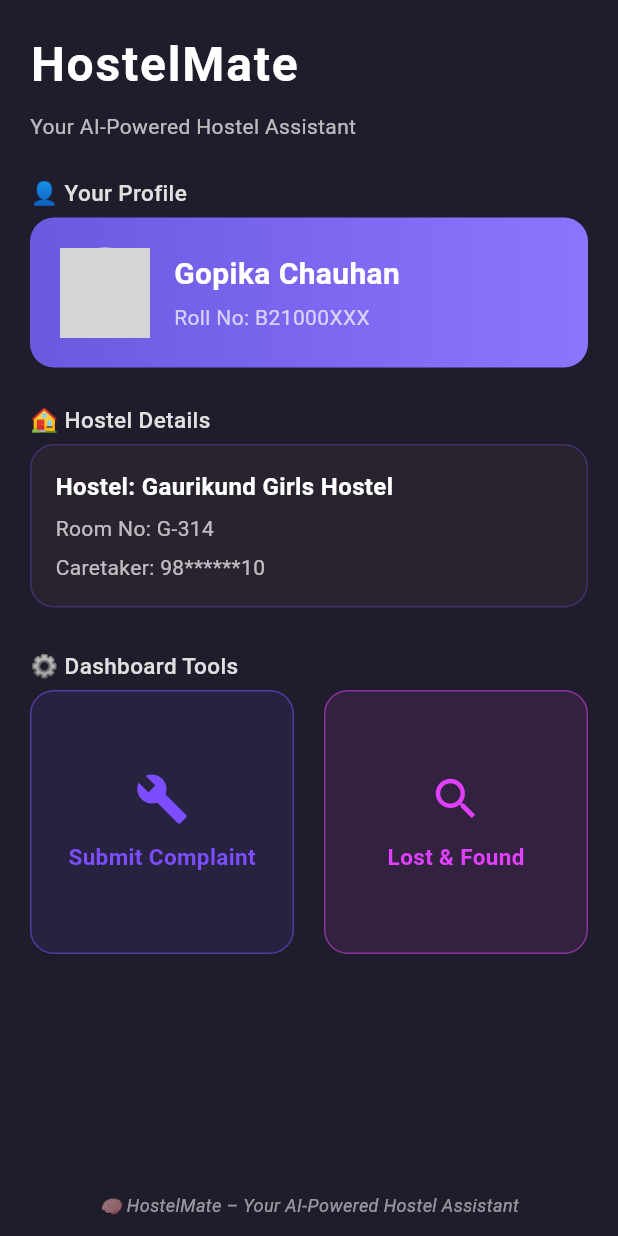
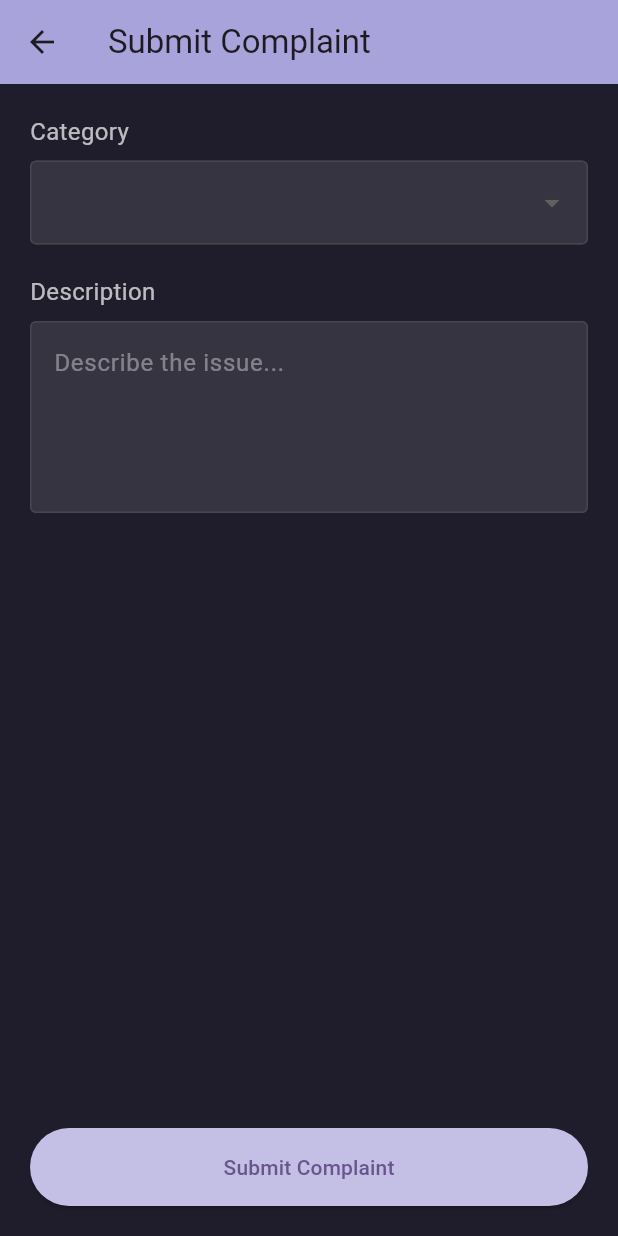
Before and after one commit to Cephei18/HostelMate-App, a Flutter app: the screen it shows after launch, after a tap on "Submit Complaint", on a phone screen of 412 x 824 dp. Run offline on Flutter 3.47's test engine with Material 3 defaults, Android fonts, the phone set to English and light mode, and no system bars; grey boxes are pictures that could not be loaded.

Commit message:
Update section

```diff
--- a/lib/complaint_screen.dart
+++ b/lib/complaint_screen.dart
@@ -0,0 +1,100 @@
+import 'package:flutter/material.dart';
+
+class ComplaintScreen extends StatefulWidget {
+  const ComplaintScreen({super.key});
+
+  @override
+  State<ComplaintScreen> createState() => _ComplaintScreenState();
+}
+
+class _ComplaintScreenState extends State<ComplaintScreen> {
+  String? selectedCategory;
+  final TextEditingController descriptionController = TextEditingController();
+
+  final List<String> categories = [
+    'Electrical',
+    'Plumbing',
+    'Furniture',
+    'Wi-Fi',
+    'Cleaning',
+    'Others',
+  ];
+
+  @override
+  Widget build(BuildContext context) {
+    return Scaffold(
+      appBar: AppBar(
+        title: const Text('Submit Complaint'),
+        backgroundColor: const Color.fromARGB(255, 169, 163, 219),
+      ),
+      backgroundColor: const Color(0xFF1F1D2B),
+      body: Padding(
+        padding: const EdgeInsets.all(20.0),
+        child: Column(
+          crossAxisAlignment: CrossAxisAlignment.start,
+          children: [
+            const Text(
+              'Category',
+              style: TextStyle(color: Colors.white70, fontSize: 16),
+            ),
+            const SizedBox(height: 8),
+            DropdownButtonFormField<String>(
+              dropdownColor: Colors.grey[850],
+              value: selectedCategory,
+              decoration: const InputDecoration(
+                filled: true,
+                fillColor: Colors.white10,
+                border: OutlineInputBorder(),
+              ),
+              items: categories.map((String category) {
+                return DropdownMenuItem<String>(
+                  value: category,
+                  child: Text(category, style: const TextStyle(color: Colors.white)),
+                );
+              }).toList(),
+              onChanged: (String? value) {
+                setState(() {
+                  selectedCategory = value;
+                });
+              },
+            ),
+            const SizedBox(height: 20),
+            const Text(
+              'Description',
+              style: TextStyle(color: Colors.white70, fontSize: 16),
+            ),
+            const SizedBox(height: 8),
+            TextField(
+              controller: descriptionController,
+              maxLines: 4,
+              style: const TextStyle(color: Colors.white),
+              decoration: const InputDecoration(
+                filled: true,
+                fillColor: Colors.white10,
+                border: OutlineInputBorder(),
+                hintText: 'Describe the issue...',
+                hintStyle: TextStyle(color: Colors.white38),
+              ),
+            ),
+            const Spacer(),
+            SizedBox(
+              width: double.infinity,
+              child: ElevatedButton(
+                style: ElevatedButton.styleFrom(
+                  backgroundColor: const Color.fromARGB(255, 196, 191, 228),
+                  padding: const EdgeInsets.symmetric(vertical: 16),
+                ),
+                onPressed: () {
+                  // TODO: Handle submit
+                  print('Category: $selectedCategory');
+                  print('Description: ${descriptionController.text}');
+                },
+                child: const Text('Submit Complaint'),
+              ),
+            ),
+          ],
+        ),
+      ),
+    );
+  }
+}
--- a/lib/home_screen.dart
+++ b/lib/home_screen.dart
@@ -1,4 +1,6 @@
 import 'package:flutter/material.dart';
+import 'complaint_screen.dart';
+import 'track_complaints_screen.dart';
 
 class HomeScreen extends StatelessWidget {
   const HomeScreen({super.key});
@@ -28,10 +30,7 @@ class HomeScreen extends StatelessWidget {
               padding: EdgeInsets.symmetric(horizontal: 20.0),
               child: Text(
                 'Your AI-Powered Hostel Assistant',
-                style: TextStyle(
-                  fontSize: 14,
-                  color: Colors.white70,
-                ),
+                style: TextStyle(fontSize: 14, color: Colors.white70),
               ),
             ),
 
@@ -66,7 +65,12 @@ class HomeScreen extends StatelessWidget {
                       label: 'Submit Complaint',
                       color: Colors.deepPurpleAccent,
                       onTap: () {
-                        // navigation
+                        Navigator.push(
+                          context,
+                          MaterialPageRoute(
+                            builder: (context) => const ComplaintScreen(),
+                          ),
+                        );
                       },
                     ),
                     _DashboardTile(
@@ -75,6 +79,19 @@ class HomeScreen extends StatelessWidget {
                       color: Colors.purpleAccent,
                       onTap: () {
                         // navigation
+                      },
+                    ),
+                    _DashboardTile(
+                      icon: Icons.receipt_long,
+                      label: 'Track Complaints',
+                      color: Colors.lightBlueAccent,
+                      onTap: () {
+                        Navigator.push(
+                          context,
+                          MaterialPageRoute(
+                            builder: (context) => const TrackComplaintsScreen(),
+                          ),
+                        );
                       },
                     ),
                   ],
@@ -95,7 +112,7 @@ class HomeScreen extends StatelessWidget {
                   ),
                 ),
               ),
-            )
+            ),
           ],
         ),
       ),
@@ -136,13 +153,10 @@ class HomeScreen extends StatelessWidget {
                 SizedBox(height: 4),
                 Text(
                   'Roll No: B21000XXX',
-                  style: TextStyle(
-                    fontSize: 14,
-                    color: Colors.white70,
-                  ),
+                  style: TextStyle(fontSize: 14, color: Colors.white70),
                 ),
               ],
-            )
+            ),
           ],
         ),
       ),
@@ -155,6 +169,7 @@ class HomeScreen extends StatelessWidget {
       padding: const EdgeInsets.symmetric(horizontal: 20.0),
       child: Container(
         decoration: BoxDecoration(
+          // ignore: deprecated_member_use
           border: Border.all(color: Colors.deepPurpleAccent.withOpacity(0.3)),
           borderRadius: BorderRadius.circular(16),
           color: const Color.fromARGB(26, 132, 83, 83),
@@ -173,10 +188,7 @@ class HomeScreen extends StatelessWidget {
               ),
             ),
             SizedBox(height: 6),
-            Text(
-              'Room No: G-314',
-              style: TextStyle(color: Colors.white70),
-            ),
+            Text('Room No: G-314', style: TextStyle(color: Colors.white70)),
             SizedBox(height: 6),
             Text(
               'Caretaker: 98******10',
```
Also changed, not shown: lib/track_complaints_screen.dart (added, +100 -0 lines).
